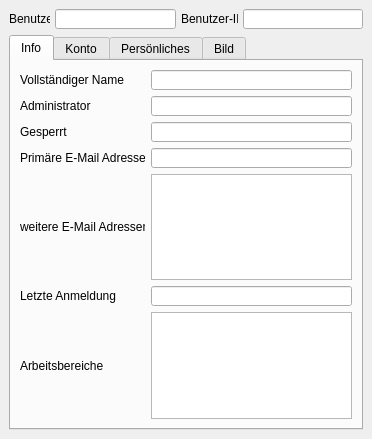
Old version of the form ui/UserDetails.ui in the repository floriandotorg/bumm.
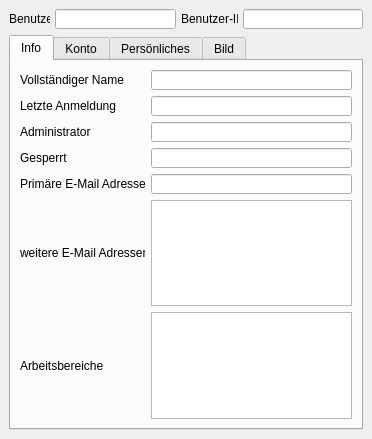
New version of the form.

Commit message: UserDetails überarbeitet

What changed in the file:
```diff
--- a/ui/UserDetails.ui
+++ b/ui/UserDetails.ui
@@ -163,7 +163,7 @@
           </property>
          </widget>
         </item>
-        <item row="1" column="0" >
+        <item row="3" column="0" >
          <widget class="QLabel" name="_lbl_admin" >
           <property name="minimumSize" >
            <size>
@@ -182,7 +182,7 @@
           </property>
          </widget>
         </item>
-        <item row="1" column="1" >
+        <item row="3" column="1" >
          <widget class="QLineEdit" name="_admin" >
           <property name="minimumSize" >
            <size>
@@ -195,7 +195,7 @@
           </property>
          </widget>
         </item>
-        <item row="2" column="0" >
+        <item row="4" column="0" >
          <widget class="QLabel" name="_lbl_locked" >
           <property name="minimumSize" >
            <size>
@@ -214,7 +214,7 @@
           </property>
          </widget>
         </item>
-        <item row="2" column="1" >
+        <item row="4" column="1" >
          <widget class="QLineEdit" name="_locked" >
           <property name="minimumSize" >
            <size>
@@ -227,7 +227,7 @@
           </property>
          </widget>
         </item>
-        <item row="3" column="0" >
+        <item row="5" column="0" >
          <widget class="QLabel" name="_lbl_mail" >
           <property name="minimumSize" >
            <size>
@@ -246,7 +246,7 @@
           </property>
          </widget>
         </item>
-        <item row="3" column="1" >
+        <item row="5" column="1" >
          <widget class="QLineEdit" name="_mail" >
           <property name="minimumSize" >
            <size>
@@ -259,7 +259,7 @@
           </property>
          </widget>
         </item>
-        <item row="4" column="0" >
+        <item row="6" column="0" >
          <widget class="QLabel" name="_lbl_more_mail" >
           <property name="minimumSize" >
            <size>
@@ -278,7 +278,7 @@
           </property>
          </widget>
         </item>
-        <item row="4" column="1" >
+        <item row="6" column="1" >
          <widget class="QTextEdit" name="_more_mail" >
           <property name="minimumSize" >
            <size>
@@ -291,26 +291,7 @@
           </property>
          </widget>
         </item>
-        <item row="5" column="0" >
-         <widget class="QLabel" name="_lbl_last_login" >
-          <property name="minimumSize" >
-           <size>
-            <width>125</width>
-            <height>16</height>
-           </size>
-          </property>
-          <property name="maximumSize" >
-           <size>
-            <width>125</width>
-            <height>16</height>
-           </size>
-          </property>
-          <property name="text" >
-           <string>Letzte Anmeldung</string>
-          </property>
-         </widget>
-        </item>
-        <item row="5" column="1" >
+        <item row="2" column="1" >
          <widget class="QLineEdit" name="_last_login" >
           <property name="minimumSize" >
            <size>
@@ -326,7 +307,26 @@
           </property>
          </widget>
         </item>
-        <item row="6" column="0" >
+        <item row="2" column="0" >
+         <widget class="QLabel" name="_lbl_last_login" >
+          <property name="minimumSize" >
+           <size>
+            <width>125</width>
+            <height>16</height>
+           </size>
+          </property>
+          <property name="maximumSize" >
+           <size>
+            <width>125</width>
+            <height>16</height>
+           </size>
+          </property>
+          <property name="text" >
+           <string>Letzte Anmeldung</string>
+          </property>
+         </widget>
+        </item>
+        <item row="8" column="0" >
          <widget class="QLabel" name="_lbl_workspace" >
           <property name="minimumSize" >
            <size>
@@ -345,7 +345,7 @@
           </property>
          </widget>
         </item>
-        <item row="6" column="1" >
+        <item row="8" column="1" >
          <widget class="QTextEdit" name="_workspace" >
           <property name="minimumSize" >
            <size>
@@ -359,6 +359,20 @@
          </widget>
         </item>
        </layout>
+       <zorder>_lbl_full_name</zorder>
+       <zorder>_full_name</zorder>
+       <zorder>_lbl_admin</zorder>
+       <zorder>_admin</zorder>
+       <zorder>_lbl_locked</zorder>
+       <zorder>_locked</zorder>
+       <zorder>_lbl_mail</zorder>
+       <zorder>_mail</zorder>
+       <zorder>_lbl_more_mail</zorder>
+       <zorder>_more_mail</zorder>
+       <zorder>_last_login</zorder>
+       <zorder>_lbl_last_login</zorder>
+       <zorder>_workspace</zorder>
+       <zorder>_lbl_workspace</zorder>
       </widget>
       <widget class="QWidget" name="_account_tab" >
        <attribute name="title" >
@@ -698,6 +712,19 @@
              </property>
             </widget>
            </item>
+           <item row="1" column="1" >
+            <widget class="QLineEdit" name="_mobile_tel" >
+             <property name="minimumSize" >
+              <size>
+               <width>187</width>
+               <height>20</height>
+              </size>
+             </property>
+             <property name="readOnly" >
+              <bool>true</bool>
+             </property>
+            </widget>
+           </item>
            <item row="1" column="0" >
             <widget class="QLabel" name="_lbl_mobile_tel" >
              <property name="minimumSize" >
@@ -717,8 +744,8 @@
              </property>
             </widget>
            </item>
-           <item row="1" column="1" >
-            <widget class="QLineEdit" name="_mobile_tel" >
+           <item row="2" column="1" >
+            <widget class="QLineEdit" name="_office_tel" >
              <property name="minimumSize" >
               <size>
                <width>187</width>
@@ -749,19 +776,6 @@
              </property>
             </widget>
            </item>
-           <item row="2" column="1" >
-            <widget class="QLineEdit" name="_office_tel" >
-             <property name="minimumSize" >
-              <size>
-               <width>187</width>
-               <height>20</height>
-              </size>
-             </property>
-             <property name="readOnly" >
-              <bool>true</bool>
-             </property>
-            </widget>
-           </item>
            <item row="3" column="0" >
             <widget class="QLabel" name="_lbl_fax" >
              <property name="minimumSize" >
```
